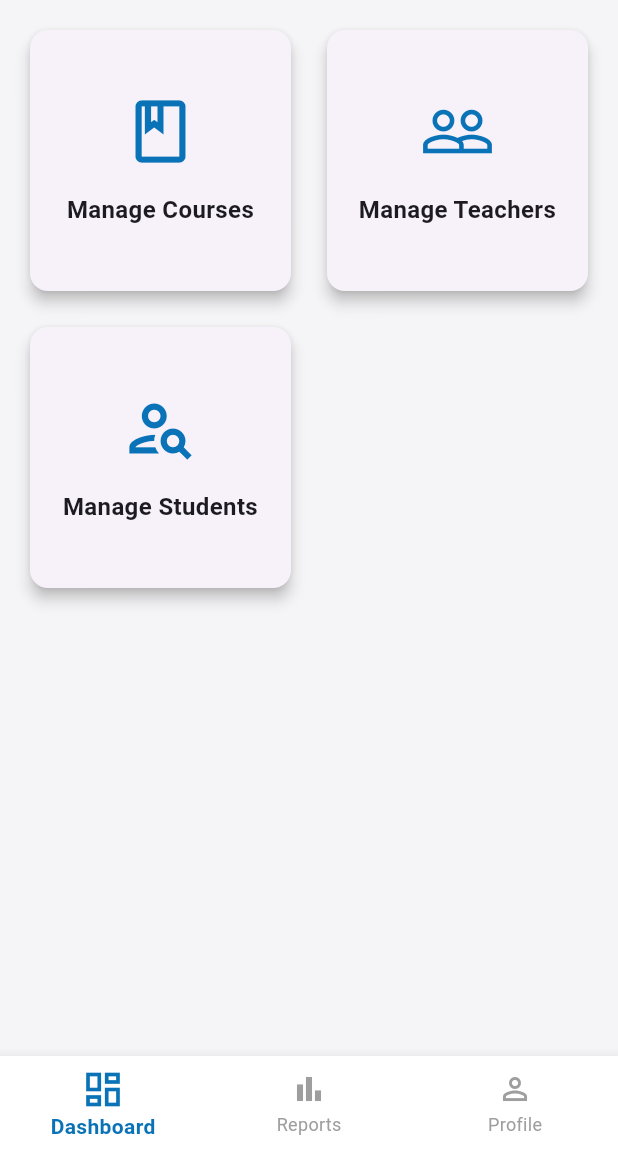
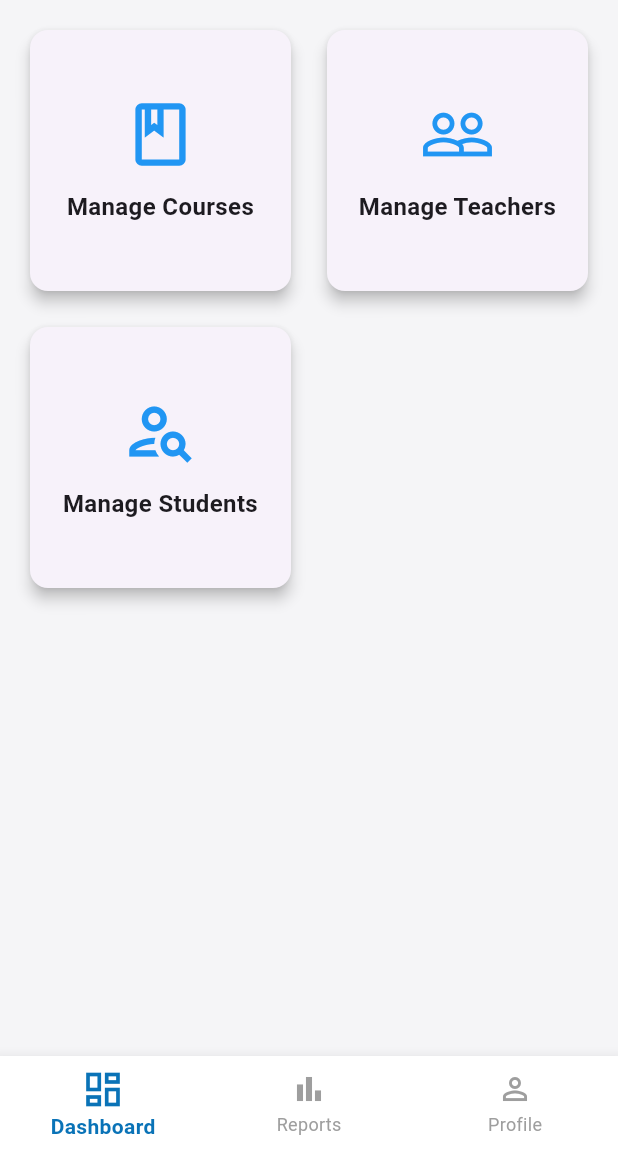
Before and after one commit to aabdulrafay/EduSmart, a Flutter app: the AdminDashboardScreen screen opened directly, on a phone screen of 412 x 824 dp, the part 84-1236 px from its top. Run offline on Flutter 3.47's test engine with Material 3 defaults, Android fonts, the phone set to English and light mode, and no system bars; our stand-ins replace pdf, printing; key blocks and very long unbroken strings in the code were emptied for the run.

Commit message:
Fixed Dashboards
Fixed Teacher, Student and Admin Dashboards

```diff
--- a/lib/adminpages/dashboard_view.dart
+++ b/lib/adminpages/dashboard_view.dart
@@ -8,105 +8,106 @@ class DashboardView extends StatelessWidget {
 
   @override
   Widget build(BuildContext context) {
-    return Padding(
+    const primaryBlue = Color(0xFF0A73B7);
+
+    return Scaffold(
+      appBar: AppBar(
+        title: const Text('Admin Dashboard'),
+        backgroundColor: Colors.white,
+        foregroundColor: primaryBlue,
+        elevation: 1,
+        centerTitle: true,
+      ),
+      body: SafeArea(
+        child: Padding(
           padding: const EdgeInsets.all(16.0),
           child: GridView.count(
-        crossAxisCount: 2,
+            crossAxisCount: 2, // Two boxes in one row
             crossAxisSpacing: 16.0,
             mainAxisSpacing: 16.0,
-        children: <Widget>[
-          Card(
+            children: [
+              _buildFeatureCard(
+                context: context,
+                icon: Icons.book_outlined,
+                title: 'Manage Courses',
+                onTap: () {
+                  Navigator.push(
+                    context,
+                    MaterialPageRoute(
+                      builder: (context) => const ManageCoursesScreen(),
+                    ),
+                  );
+                },
+              ),
+              _buildFeatureCard(
+                context: context,
+                icon: Icons.people_outline,
+                title: 'Manage Teachers',
+                onTap: () {
+                  Navigator.push(
+                    context,
+                    MaterialPageRoute(
+                      builder: (context) => const ManageTeachersScreen(),
+                    ),
+                  );
+                },
+              ),
+              _buildFeatureCard(
+                context: context,
+                icon: Icons.person_search_outlined,
+                title: 'Manage Students',
+                onTap: () {
+                  Navigator.push(
+                    context,
+                    MaterialPageRoute(
+                      builder: (context) => const ManageStudentsScreen(),
+                    ),
+                  );
+                },
+              ),
+            ],
+          ),
+        ),
+      ),
+    );
+  }
+
+  // Reusable feature card widget
+  Widget _buildFeatureCard({
+    required BuildContext context,
+    required IconData icon,
+    required String title,
+    required VoidCallback onTap,
+  }) {
+    return SizedBox(
+      width: 140,
+      height: 140,
+      child: Card(
         elevation: 4.0,
         shape: RoundedRectangleBorder(
           borderRadius: BorderRadius.circular(12.0),
         ),
         child: InkWell(
-              onTap: () {
-                Navigator.push(
-                  context,
-                  MaterialPageRoute(
-                      builder: (context) => const ManageCoursesScreen()),
-                );
-              },
+          onTap: onTap,
           borderRadius: BorderRadius.circular(12.0),
+          splashColor: Colors.blue.withOpacity(0.2),
           child: Column(
             mainAxisAlignment: MainAxisAlignment.center,
-                children: <Widget>[
-                  Icon(Icons.book_outlined,
-                      size: 50.0, color: Theme.of(context).iconTheme.color),
-                  const SizedBox(height: 16.0),
-                  const Text(
-                    'Manage Courses',
+            children: [
+              Icon(icon, size: 50.0, color: Colors.blue),
+              const SizedBox(height: 12.0),
+              Text(
+                title,
                 textAlign: TextAlign.center,
-                    style:
-                    TextStyle(fontSize: 16.0, fontWeight: FontWeight.w600),
+                style: const TextStyle(
+                  fontSize: 16.0,
+                  fontWeight: FontWeight.w600,
+                ),
               ),
             ],
           ),
         ),
       ),
-          Card(
-            elevation: 4.0,
-            shape: RoundedRectangleBorder(
-              borderRadius: BorderRadius.circular(12.0),
-            ),
-            child: InkWell(
-              onTap: () {
-                Navigator.push(
-                  context,
-                  MaterialPageRoute(
-                      builder: (context) => const ManageTeachersScreen()),
-                );
-              },
-              borderRadius: BorderRadius.circular(12.0),
-              child: Column(
-                mainAxisAlignment: MainAxisAlignment.center,
-                children: <Widget>[
-                  Icon(Icons.people_outline,
-                      size: 50.0, color: Theme.of(context).iconTheme.color),
-                  const SizedBox(height: 16.0),
-                  const Text(
-                    'Manage Teachers',
-                    textAlign: TextAlign.center,
-                    style:
-                    TextStyle(fontSize: 16.0, fontWeight: FontWeight.w600),
-                  ),
-                ],
-              ),
-            ),
-          ),
-          Card(
-            elevation: 4.0,
-            shape: RoundedRectangleBorder(
-              borderRadius: BorderRadius.circular(12.0),
-            ),
-            child: InkWell(
-              onTap: () {
-                Navigator.push(
-                  context,
-                  MaterialPageRoute(
-                      builder: (context) => const ManageStudentsScreen()),
-                );
-              },
-              borderRadius: BorderRadius.circular(12.0),
-              child: Column(
-                mainAxisAlignment: MainAxisAlignment.center,
-                children: <Widget>[
-                  Icon(Icons.person_search_outlined,
-                      size: 50.0, color: Theme.of(context).iconTheme.color),
-                  const SizedBox(height: 16.0),
-                  const Text(
-                    'Manage Students',
-                    textAlign: TextAlign.center,
-                    style:
-                    TextStyle(fontSize: 16.0, fontWeight: FontWeight.w600),
-                  ),
-                ],
-              ),
-            ),
-          ),
-        ],
-      ),
     );
   }
 }
--- a/lib/pages/admin_dashboard_screen.dart
+++ b/lib/pages/admin_dashboard_screen.dart
@@ -38,10 +38,6 @@ class _AdminDashboardScreenState extends State<AdminDashboardScreen> {
   @override
   Widget build(BuildContext context) {
     return Scaffold(
-      appBar: AppBar(
-        title: const Text('Admin Dashboard'),
-        automaticallyImplyLeading: true,
-      ),
       body: _widgetOptions.elementAt(_selectedIndex),
       bottomNavigationBar: BottomNavigationBar(
         items: const [
```
Also changed, not shown: lib/adminpages/Classes/add_courses_screen.dart (deleted, +0 -56 lines), lib/adminpages/Classes/add_student_screen.dart (deleted, +0 -63 lines), lib/adminpages/Classes/add_teacher_screen.dart (deleted, +0 -71 lines), lib/adminpages/Classes/edit_course_screen.dart (deleted, +0 -87 lines), lib/adminpages/Classes/edit_students_screen.dart (deleted, +0 -100 lines), lib/adminpages/Classes/edit_teacher_screen.dart (deleted, +0 -75 lines), lib/studentpages/dashboard_view.dart (+77 -7 lines), lib/teacherpages/dashboard_view.dart (+25 -10 lines). Lines whose indentation alone changed are shown as unchanged.
